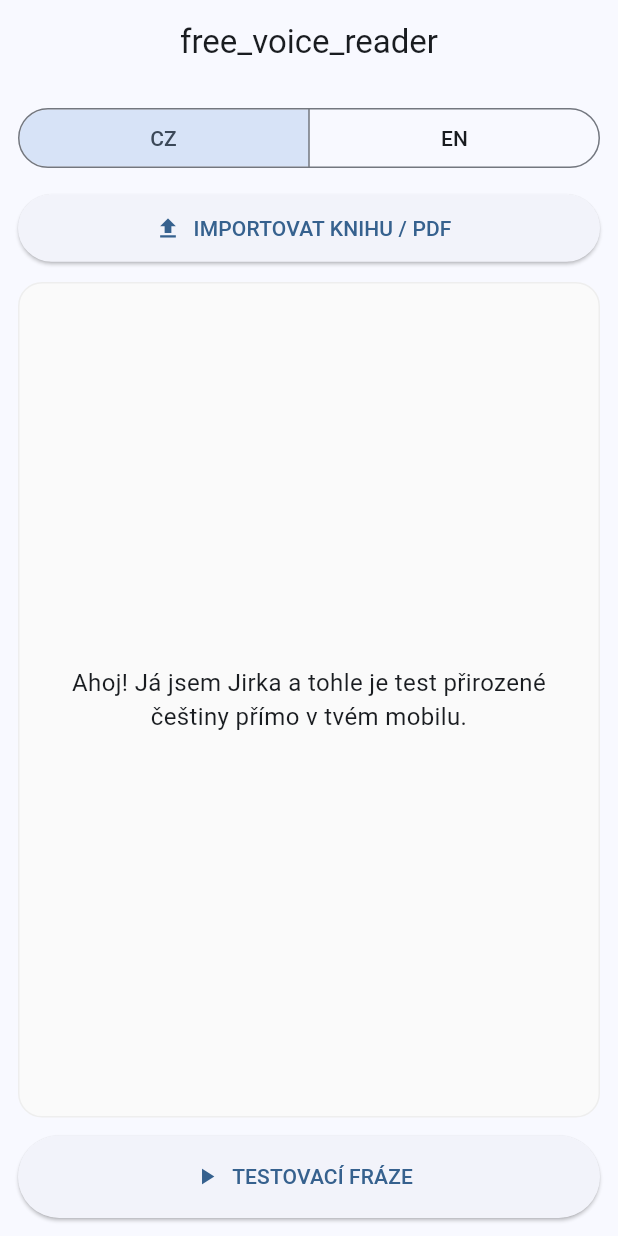
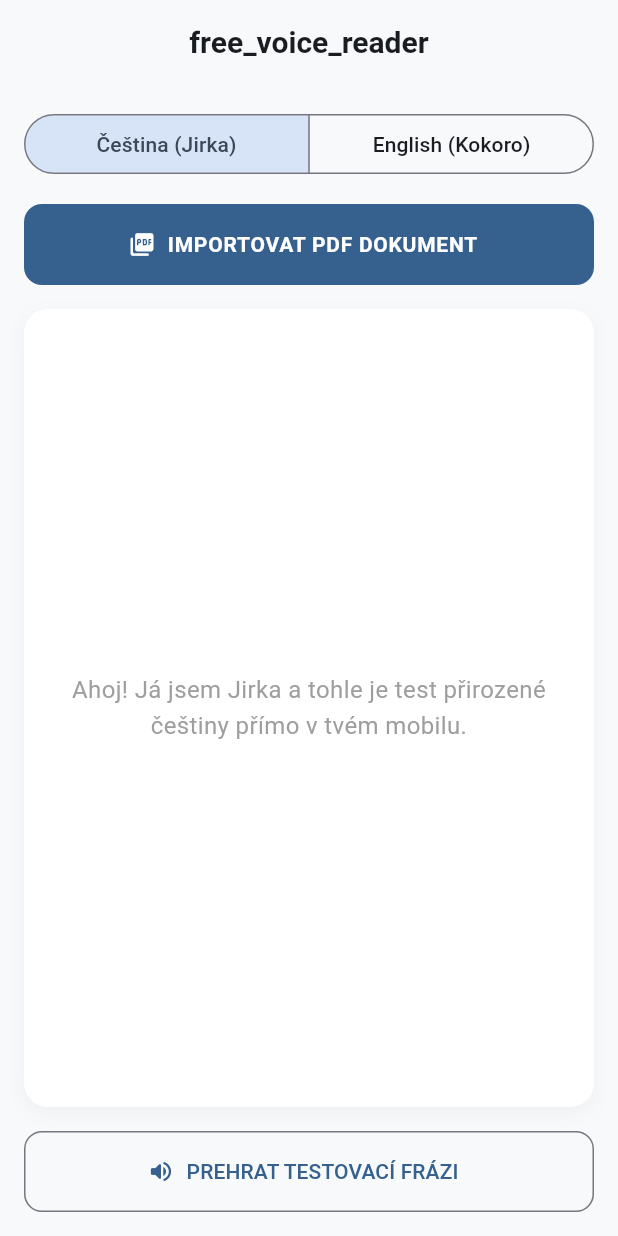
Before and after one commit to dinemata/Open-Voice-Reader, a Flutter app: the screen it shows after launch, on a phone screen of 412 x 824 dp. Run offline on Flutter 3.47's test engine with Material 3 defaults, Android fonts, the light colour scheme and no system bars; our stand-ins replace audio_service, file_picker, just_audio, scrollable_positioned_list; missing offline and left inert: sherpa_onnx, syncfusion_flutter_pdf, syncfusion_flutter_pdfviewer.

Commit message:
Update main.dart

```diff
--- a/lib/main.dart
+++ b/lib/main.dart
@@ -103,7 +103,11 @@ class MyApp extends StatelessWidget {
   Widget build(BuildContext context) {
     return MaterialApp(
       debugShowCheckedModeBanner: false,
-      theme: ThemeData(useMaterial3: true, colorSchemeSeed: Colors.blue),
+      theme: ThemeData(
+        useMaterial3: true,
+        colorSchemeSeed: Colors.blue,
+        scaffoldBackgroundColor: const Color(0xFFF8F9FA),
+      ),
       home: const SpeechTestScreen(),
     );
   }
@@ -130,10 +134,9 @@ class _SpeechTestViewState extends State<SpeechTestView> {
   final ItemScrollController _itemScrollController = ItemScrollController();
   final ItemPositionsListener _itemPositionsListener = ItemPositionsListener.create();
   final PdfViewerController _pdfViewerController = PdfViewerController();
-  PdfTextSearchResult? _searchResult;
+  List<Rect> _currentHighlightBounds = [];
 
   String? _pdfFilePath;
-
   bool _isReady = false;
   bool _isBusy = false;
   bool _isParsingPdf = false;
@@ -151,11 +154,7 @@ class _SpeechTestViewState extends State<SpeechTestView> {
   bool _isUserScrolling = false;
   bool _isProgrammaticScrolling = false;
 
-  bool _filterPageNumbers = true;
-  bool _filterFootnotes = true;
-  bool _filterLinks = true;
-
-  String _cleanupMode = 'chytreParsovani';
+  final String _cleanupMode = 'chytreParsovani';
 
   final Map<String, String> _testTexts = {
     'cs': 'Ahoj! Já jsem Jirka a tohle je test přirozené češtiny přímo v tvém mobilu.',
@@ -183,7 +182,6 @@ class _SpeechTestViewState extends State<SpeechTestView> {
           _handleTrackComplete();
         }
       });
-
       _audioHandler.player.positionStream.listen((position) {
         _updateWordHighlight(position);
       });
@@ -193,7 +191,6 @@ class _SpeechTestViewState extends State<SpeechTestView> {
           _handleTrackComplete();
         }
       });
-
       _windowsPlayer.positionStream.listen((position) {
         _updateWordHighlight(position);
       });
@@ -223,13 +220,12 @@ class _SpeechTestViewState extends State<SpeechTestView> {
   void _handleTrackComplete() {
     _currentWordIndex = 0;
     _currentChunkIndex++;
-    _readNextChunk();
+    _executeChunkReading();
   }
 
   @override
   void dispose() {
     _pdfViewerController.dispose();
-    _searchResult?.dispose();
     _tts?.free();
     super.dispose();
   }
@@ -351,7 +347,11 @@ class _SpeechTestViewState extends State<SpeechTestView> {
       final filePath = result.files.single.path!;
       final file = File(filePath);
       final Uint8List bytes = await file.readAsBytes();
-      final sf.PdfDocument document = sf.PdfDocument(inputBytes: bytes);
+
+      final sf.PdfDocument document = await compute((Uint8List data) {
+        return sf.PdfDocument(inputBytes: data);
+      }, bytes);
+
       _parsePdfByPages(document);
       document.dispose();
 
@@ -374,39 +374,63 @@ class _SpeechTestViewState extends State<SpeechTestView> {
   }
 
   void _scrollToCurrentChunk(int index) {
-    if (_itemScrollController.isAttached && _textChunks.isNotEmpty && !_isUserScrolling) {
+    if (_itemScrollController.isAttached && _textChunks.isNotEmpty && !_isUserScrolling && !_showOriginalLayout) {
       _isProgrammaticScrolling = true;
       _itemScrollController.scrollTo(
         index: index,
-        alignment: 0.25,
-        duration: const Duration(milliseconds: 280),
-        curve: Curves.fastOutSlowIn,
+        alignment: 0.1,
+        duration: const Duration(milliseconds: 250),
+        curve: Curves.easeInOutCubic,
       ).then((_) {
         _isProgrammaticScrolling = false;
       });
     }
 
-    if (_chunkPageMapping.isNotEmpty && index < _chunkPageMapping.length) {
+    if (_chunkPageMapping.isNotEmpty && index < _chunkPageMapping.length && _showOriginalLayout) {
       int targetPage = _chunkPageMapping[index];
       _pdfViewerController.jumpToPage(targetPage);
 
-      final fullText = _textChunks[index];
-      List<String> searchWords = fullText.split(' ');
-      String safeSearchPhrase = searchWords.length > 2 ? searchWords.take(2).join(' ') : fullText;
+      if (_pdfFilePath == null) return;
 
-      if (safeSearchPhrase.length > 2) {
-        Future.delayed(const Duration(milliseconds: 300), () {
-          _searchResult?.clear();
-          _searchResult = _pdfViewerController.searchText(safeSearchPhrase);
-          _searchResult?.addListener(() {
-            if (_searchResult != null && _searchResult!.hasResult && mounted) {
+      Future.delayed(const Duration(milliseconds: 200), () async {
+        if (!mounted || !_showOriginalLayout) return;
+
+        try {
+          final Uint8List bytes = await File(_pdfFilePath!).readAsBytes();
+          final sf.PdfDocument document = sf.PdfDocument(inputBytes: bytes);
+          final sf.PdfTextExtractor extractor = sf.PdfTextExtractor(document);
+
+          final List<sf.TextLine> textLines = extractor.extractTextLines(startPageIndex: targetPage - 1, endPageIndex: targetPage - 1);
+          final String targetChunkText = _textChunks[index].trim();
+
+          List<Rect> localBounds = [];
+
+          for (final sf.TextLine line in textLines) {
+            for (final sf.TextWord word in line.wordCollection) {
+              if (targetChunkText.contains(word.text) && word.text.trim().length > 1) {
+                localBounds.add(
+                  Rect.fromLTWH(
+                    word.bounds.left,
+                    word.bounds.top,
+                    word.bounds.width,
+                    word.bounds.height,
+                  ),
+                );
+              }
+            }
+          }
+
+          document.dispose();
+
+          if (mounted) {
             setState(() {
-                _searchResult!.nextInstance();
+              _currentHighlightBounds = localBounds;
             });
           }
+        } catch (e) {
+          debugPrint('[PDF_HIGHLIGHT_ERROR] $e');
+        }
       });
-        });
-      }
     }
   }
 
@@ -418,7 +442,7 @@ class _SpeechTestViewState extends State<SpeechTestView> {
   void _startPdfReading() {
     if (_textChunks.isEmpty || _tts == null) return;
     setState(() { _isBusy = true; });
-    _readNextChunk();
+    _executeChunkReading();
   }
 
   void _stopPdfReading() async {
@@ -433,48 +457,22 @@ class _SpeechTestViewState extends State<SpeechTestView> {
   void _jumpToSelectedAndPlay() async {
     if (_selectedChunkIndex == null || _selectedChunkIndex! >= _textChunks.length) return;
     setState(() { _isBusy = true; _isUserScrolling = false; });
+
     if (_isMobile) {
       await _audioHandler.stop();
     } else {
       await _windowsPlayer.stop();
     }
+
     setState(() {
       _currentChunkIndex = _selectedChunkIndex!;
       _currentWordIndex = 0;
       _selectedChunkIndex = null;
     });
-    _readNextChunkDirect();
+    _executeChunkReading();
   }
 
-  void _readNextChunkDirect() async {
-    if (_currentChunkIndex >= _textChunks.length) {
-      setState(() { _isBusy = false; });
-      return;
-    }
-    try {
-      final text = _textChunks[_currentChunkIndex];
-      final sid = (_currentLang == 'en') ? 9 : 0;
-      _scrollToCurrentChunk(_currentChunkIndex);
-
-      final audio = _tts!.generate(text: text, sid: sid);
-      final tempDir = await getTemporaryDirectory();
-      final wavPath = '${tempDir.path}/chunk_$_currentChunkIndex.wav';
-      final success = sherpa.writeWave(filename: wavPath, samples: audio.samples, sampleRate: audio.sampleRate);
-
-      if (success) {
-        if (_isMobile) {
-          await _audioHandler.playFile(wavPath, text);
-        } else {
-          await _windowsPlayer.setFilePath(wavPath);
-          _windowsPlayer.play();
-        }
-      }
-    } catch (e) {
-      setState(() { _isBusy = false; });
-    }
-  }
-
-  void _readNextChunk() async {
+  void _executeChunkReading() async {
     if (_currentChunkIndex >= _textChunks.length || !_isBusy) {
       setState(() { _isBusy = false; });
       return;
@@ -482,7 +480,10 @@ class _SpeechTestViewState extends State<SpeechTestView> {
     try {
       final text = _textChunks[_currentChunkIndex];
       final sid = (_currentLang == 'en') ? 9 : 0;
+
       _scrollToCurrentChunk(_currentChunkIndex);
+
+      await Future.delayed(const Duration(milliseconds: 80));
 
       final audio = _tts!.generate(text: text, sid: sid);
       final tempDir = await getTemporaryDirectory();
@@ -497,15 +498,17 @@ class _SpeechTestViewState extends State<SpeechTestView> {
           _windowsPlayer.play();
         }
       } else {
+        _skipToNextFailedChunk();
+      }
+    } catch (e) {
+      _skipToNextFailedChunk();
+    }
+  }
+
+  void _skipToNextFailedChunk() {
     _currentWordIndex = 0;
     _currentChunkIndex++;
-        _readNextChunk();
-      }
-    } catch (e) {
-      _currentWordIndex = 0;
-      _currentChunkIndex++;
-      _readNextChunk();
-    }
+    _executeChunkReading();
   }
 
   void _speakTest() async {
@@ -538,20 +541,28 @@ class _SpeechTestViewState extends State<SpeechTestView> {
     bool showJumpButton = _selectedChunkIndex != null;
 
     return Scaffold(
-      appBar: AppBar(title: const Text('free_voice_reader'), centerTitle: true),
-      body: Padding(
-        padding: const EdgeInsets.symmetric(horizontal: 12, vertical: 12),
+      appBar: AppBar(
+        title: const Text('free_voice_reader', style: TextStyle(fontWeight: FontWeight.w600, fontSize: 20)),
+        centerTitle: true,
+        elevation: 0,
+        backgroundColor: Colors.transparent,
+      ),
+      body: SafeArea(
+        child: Padding(
+          padding: const EdgeInsets.all(16.0),
           child: Column(
             children: [
               Row(
                 children: [
                   Expanded(
-                  flex: 5,
                     child: SegmentedButton<String>(
                       showSelectedIcon: false,
+                      style: SegmentedButton.styleFrom(
+                        padding: const EdgeInsets.symmetric(vertical: 12),
+                      ),
                       segments: const [
-                      ButtonSegment(value: 'cs', label: Center(child: Text('CZ'))),
-                      ButtonSegment(value: 'en', label: Center(child: Text('EN'))),
+                        ButtonSegment(value: 'cs', label: Text('Čeština (Jirka)', style: TextStyle(fontWeight: FontWeight.w500))),
+                        ButtonSegment(value: 'en', label: Text('English (Kokoro)', style: TextStyle(fontWeight: FontWeight.w500))),
                       ],
                       selected: {_currentLang},
                       onSelectionChanged: canInteract ? (Set<String> newSelection) {
@@ -562,52 +573,67 @@ class _SpeechTestViewState extends State<SpeechTestView> {
                   ),
                 ],
               ),
-            const SizedBox(height: 12),
-            ElevatedButton.icon(
+              const SizedBox(height: 16),
+              FilledButton.icon(
                 onPressed: (_isReady && !_isParsingPdf) ? _pickAndParsePdf : null,
-              icon: const Icon(Icons.file_upload),
-              label: const Text('IMPORTOVAT KNIHU / PDF'),
-              style: ElevatedButton.styleFrom(minimumSize: const Size(double.infinity, 45)),
+                icon: const Icon(Icons.picture_as_pdf_rounded),
+                label: const Text('IMPORTOVAT PDF DOKUMENT', style: TextStyle(fontWeight: FontWeight.w600, letterSpacing: 0.5)),
+                style: FilledButton.styleFrom(
+                  minimumSize: const Size(double.infinity, 54),
+                  shape: RoundedRectangleBorder(borderRadius: BorderRadius.circular(12)),
                 ),
-            const SizedBox(height: 12),
-
+              ),
+              const SizedBox(height: 16),
               if (_isPdfLoaded && !_isParsingPdf)
                 Padding(
-                padding: const EdgeInsets.only(bottom: 8, left: 4, right: 4),
+                  padding: const EdgeInsets.only(bottom: 12, left: 4, right: 4),
                   child: Row(
                     mainAxisAlignment: MainAxisAlignment.spaceBetween,
                     children: [
-                    Text(
-                      'Pozice: $_currentChunkIndex / ${_textChunks.length} bloků',
-                      style: TextStyle(fontSize: 13, color: Colors.grey.shade700, fontWeight: FontWeight.w500),
+                      Container(
+                        padding: const EdgeInsets.symmetric(horizontal: 10, vertical: 4),
+                        decoration: BoxDecoration(
+                          color: Colors.grey.shade200,
+                          borderRadius: BorderRadius.circular(20),
+                        ),
+                        child: Text(
+                          'Blok: ${_currentChunkIndex + 1} / ${_textChunks.length}',
+                          style: TextStyle(fontSize: 12, color: Colors.grey.shade800, fontWeight: FontWeight.bold),
+                        ),
                       ),
                       Text(
-                      _showOriginalLayout ? 'PDF' : 'Text',
-                      style: TextStyle(fontSize: 13, color: Colors.blue.shade800, fontWeight: FontWeight.w600),
+                        _showOriginalLayout ? 'Zobrazení: Původní PDF' : 'Zobrazení: Čistý text',
+                        style: TextStyle(fontSize: 12, color: Colors.blue.shade900, fontWeight: FontWeight.w600),
                       ),
                     ],
                   ),
                 ),
-
               Expanded(
                 child: Stack(
                   children: [
                     Container(
                       width: double.infinity,
-                    padding: _showOriginalLayout ? EdgeInsets.zero : const EdgeInsets.all(12),
                       decoration: BoxDecoration(
-                      color: Colors.grey.shade50,
+                        color: Colors.white,
                         borderRadius: BorderRadius.circular(16),
-                      border: Border.all(color: Colors.grey.shade200),
+                        boxShadow: [
+                          BoxShadow(
+                            color: Colors.black.withOpacity(0.04),
+                            blurRadius: 10,
+                            offset: const Offset(0, 4),
                           ),
+                        ],
+                      ),
+                      child: ClipRRect(
+                        borderRadius: BorderRadius.circular(16),
                         child: _isParsingPdf
                             ? const Center(
                           child: Column(
                             mainAxisAlignment: MainAxisAlignment.center,
                             children: [
                               CircularProgressIndicator(),
-                          SizedBox(height: 16),
-                          Text('Chroustám a čistím formátování PDF...', style: TextStyle(color: Colors.grey, fontWeight: FontWeight.w500)),
+                              SizedBox(height: 20),
+                              Text('Asynchrononní čištění a příprava textu...', style: TextStyle(color: Colors.grey, fontWeight: FontWeight.w500)),
                             ],
                           ),
                         )
@@ -615,7 +641,9 @@ class _SpeechTestViewState extends State<SpeechTestView> {
                             ? IndexedStack(
                           index: _showOriginalLayout ? 1 : 0,
                           children: [
-                        ScrollablePositionedList.builder(
+                            Padding(
+                              padding: const EdgeInsets.all(8.0),
+                              child: ScrollablePositionedList.builder(
                                 itemScrollController: _itemScrollController,
                                 itemPositionsListener: _itemPositionsListener,
                                 itemCount: _textChunks.length,
@@ -629,28 +657,28 @@ class _SpeechTestViewState extends State<SpeechTestView> {
                                     },
                                     borderRadius: BorderRadius.circular(8),
                                     child: AnimatedContainer(
-                                duration: const Duration(milliseconds: 200),
-                                margin: const EdgeInsets.symmetric(vertical: 2),
-                                padding: const EdgeInsets.all(6),
+                                      duration: const Duration(milliseconds: 150),
+                                      margin: const EdgeInsets.symmetric(vertical: 4, horizontal: 4),
+                                      padding: const EdgeInsets.all(10),
                                       decoration: BoxDecoration(
                                         color: isCurrentSentence
-                                      ? Theme.of(context).colorScheme.primaryContainer.withOpacity(0.4)
+                                            ? Theme.of(context).colorScheme.primaryContainer.withOpacity(0.3)
                                             : (isSelectedSentence ? Colors.orange.shade50 : Colors.transparent),
                                         borderRadius: BorderRadius.circular(8),
-                                  border: isSelectedSentence ? Border.all(color: Colors.orange.shade300, width: 1) : null,
+                                        border: isSelectedSentence ? Border.all(color: Colors.orange.shade400, width: 1.5) : null,
                                       ),
                                       child: isCurrentSentence
                                           ? RichText(
                                         text: TextSpan(
-                                    style: TextStyle(fontSize: 16, height: 1.5, color: Theme.of(context).colorScheme.onPrimaryContainer),
+                                          style: const TextStyle(fontSize: 17, height: 1.6, color: Colors.black87),
                                           children: _buildHighlightedWords(_textChunks[index], context),
                                         ),
                                       )
                                           : Text(
                                         _textChunks[index],
                                         style: TextStyle(
-                                    fontSize: 15,
-                                    height: 1.5,
+                                          fontSize: 16,
+                                          height: 1.6,
                                           color: index < _currentChunkIndex ? Colors.grey.shade400 : Colors.black87,
                                         ),
                                       ),
@@ -658,70 +686,79 @@ class _SpeechTestViewState extends State<SpeechTestView> {
                                   );
                                 },
                               ),
+                            ),
                             if (_pdfFilePath != null)
-                          ClipRRect(
-                            borderRadius: BorderRadius.circular(16),
-                            child: SfPdfViewer.file(
+                              SfPdfViewer.file(
                                 File(_pdfFilePath!),
                                 controller: _pdfViewerController,
                                 canShowScrollHead: false,
-                              currentSearchTextHighlightColor: Colors.yellow.withOpacity(0.6),
-                            ),
                               )
                             else
                               const SizedBox.shrink(),
                           ],
                         )
-                        : Center(child: Text(_testTexts[_currentLang]!, style: const TextStyle(fontSize: 16), textAlign: TextAlign.center))),
+                            : Center(child: Padding(
+                          padding: const EdgeInsets.all(24.0),
+                          child: Text(_testTexts[_currentLang]!, style: const TextStyle(fontSize: 16, color: Colors.grey, height: 1.5), textAlign: TextAlign.center),
+                        ))),
+                      ),
                     ),
                     if (_isPdfLoaded && !_isParsingPdf)
                       Positioned(
-                      top: 8,
-                      right: 8,
-                      child: CircleAvatar(
-                        backgroundColor: Colors.white.withOpacity(0.9),
-                        radius: 20,
+                        top: 12,
+                        right: 12,
+                        child: Card(
+                          elevation: 2,
+                          shape: RoundedRectangleBorder(borderRadius: BorderRadius.circular(30)),
                           child: IconButton(
                             icon: Icon(
-                            _showOriginalLayout ? Icons.text_fields : Icons.picture_as_pdf,
-                            color: Colors.blue.shade700,
-                            size: 20,
+                              _showOriginalLayout ? Icons.text_snippet_outlined : Icons.picture_as_pdf_outlined,
+                              color: Theme.of(context).colorScheme.primary,
+                              size: 22,
                             ),
                             onPressed: () {
-                            setState(() { _showOriginalLayout = !_showOriginalLayout; });
+                              setState(() {
+                                _showOriginalLayout = !_showOriginalLayout;
+                              });
+                              _scrollToCurrentChunk(_currentChunkIndex);
                             },
                           ),
                         ),
                       ),
                     if (_isPdfLoaded && _isUserScrolling && !_showOriginalLayout)
                       Positioned(
-                      bottom: 12,
-                      right: 12,
+                        bottom: 16,
+                        right: 16,
                         child: FloatingActionButton.small(
                           onPressed: _recenterToCurrentChunk,
-                        backgroundColor: Theme.of(context).colorScheme.secondaryContainer,
-                        foregroundColor: Theme.of(context).colorScheme.onSecondaryContainer,
-                        child: const Icon(Icons.vertical_align_center),
+                          child: const Icon(Icons.center_focus_strong),
                         ),
                       ),
                   ],
                 ),
               ),
-
               if (_isPdfLoaded && !_isParsingPdf) ...[
-              const SizedBox(height: 8),
-              LinearProgressIndicator(value: progress, borderRadius: BorderRadius.circular(4)),
+                const SizedBox(height: 12),
+                LinearProgressIndicator(
+                  value: progress,
+                  backgroundColor: Colors.grey.shade200,
+                  color: Theme.of(context).colorScheme.primary,
+                  minHeight: 6,
+                  borderRadius: BorderRadius.circular(3),
+                ),
               ],
-            const SizedBox(height: 12),
-
+              const SizedBox(height: 16),
               if (!_isPdfLoaded && !_isParsingPdf)
                 SizedBox(
                   width: double.infinity,
-                height: 55,
-                child: ElevatedButton.icon(
+                  height: 54,
+                  child: OutlinedButton.icon(
                     onPressed: canInteract ? _speakTest : null,
-                  icon: const Icon(Icons.play_arrow),
-                  label: const Text('TESTOVACÍ FRÁZE'),
+                    icon: const Icon(Icons.volume_up_rounded),
+                    label: const Text('PREHRAT TESTOVACÍ FRÁZI'),
+                    style: OutlinedButton.styleFrom(
+                      shape: RoundedRectangleBorder(borderRadius: BorderRadius.circular(12)),
+                    ),
                   ),
                 ),
               if (_isPdfLoaded && !_isParsingPdf)
@@ -729,33 +766,32 @@ class _SpeechTestViewState extends State<SpeechTestView> {
                   children: [
                     Expanded(
                       child: SizedBox(
-                      height: 60,
+                        height: 56,
                         child: showJumpButton
-                          ? ElevatedButton.icon(
+                            ? FilledButton.icon(
                           onPressed: _jumpToSelectedAndPlay,
-                        style: ElevatedButton.styleFrom(
-                          backgroundColor: Colors.orange.shade600,
-                          foregroundColor: Colors.white,
-                          shape: RoundedRectangleBorder(borderRadius: BorderRadius.circular(16)),
+                          style: FilledButton.styleFrom(
+                            backgroundColor: Colors.orange.shade700,
+                            shape: RoundedRectangleBorder(borderRadius: BorderRadius.circular(14)),
                           ),
-                        icon: const Icon(Icons.forward, size: 26),
-                        label: const Text('SPUSTIT OD VYBRANÉHO MÍSTA', style: TextStyle(fontWeight: FontWeight.bold, fontSize: 16)),
+                          icon: const Icon(Icons.play_circle_filled, size: 24),
+                          label: const Text('SPUSTIT OD VYBRANÉHO MÍSTA', style: TextStyle(fontWeight: FontWeight.bold, fontSize: 15)),
                         )
-                          : ElevatedButton.icon(
+                            : FilledButton.icon(
                           onPressed: _isReady ? (_isBusy ? _stopPdfReading : _startPdfReading) : null,
-                        style: ElevatedButton.styleFrom(
-                          backgroundColor: _isBusy ? Colors.red.shade50 : Theme.of(context).colorScheme.primaryContainer,
-                          foregroundColor: _isBusy ? Colors.red : Theme.of(context).colorScheme.onPrimaryContainer,
-                          shape: RoundedRectangleBorder(borderRadius: BorderRadius.circular(16)),
+                          style: FilledButton.styleFrom(
+                            backgroundColor: _isBusy ? Colors.red.shade600 : Theme.of(context).colorScheme.primary,
+                            shape: RoundedRectangleBorder(borderRadius: BorderRadius.circular(14)),
                           ),
-                        icon: Icon(_isBusy ? Icons.stop : Icons.play_arrow, size: 26),
-                        label: Text(_isBusy ? 'ZASTAVIT' : 'PŘEČÍST KNIHU', style: const TextStyle(fontWeight: FontWeight.bold, fontSize: 16)),
+                          icon: Icon(_isBusy ? Icons.stop_rounded : Icons.play_arrow_rounded, size: 26),
+                          label: Text(_isBusy ? 'ZASTAVIT ČTENÍ' : 'SPUSTIT PŘEHRÁVÁNÍ', style: const TextStyle(fontWeight: FontWeight.bold, fontSize: 15)),
                         ),
                       ),
                     ),
                   ],
                 ),
             ],
+          ),
         ),
       ),
     );
@@ -767,7 +803,6 @@ class _SpeechTestViewState extends State<SpeechTestView> {
 
     for (int i = 0; i < words.length; i++) {
       bool isCurrentWord = i == _currentWordIndex;
-
       spans.add(
         TextSpan(
           text: words[i] + (i == words.length - 1 ? "" : " "),
```
Lines whose indentation alone changed are shown as unchanged.
